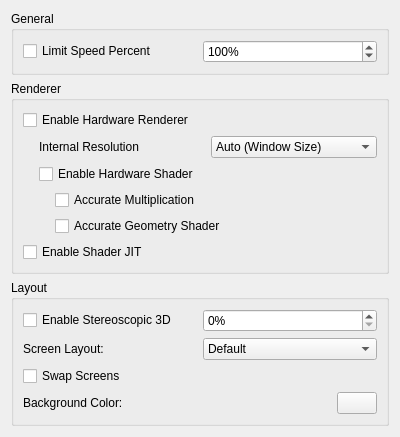
First picture: the form in src/citra_qt/configuration/configure_graphics.ui, repository dampih/citra-du, before the edit.
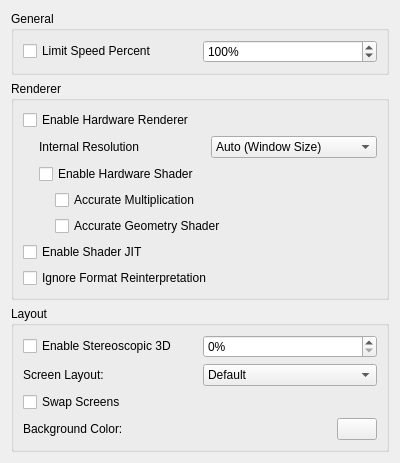
Second picture: the form after the edit.

Commit message: taken2009's ignore format reinterpretation

```diff
--- a/src/citra_qt/configuration/configure_graphics.ui
+++ b/src/citra_qt/configuration/configure_graphics.ui
@@ -212,6 +212,13 @@
         </property>
        </widget>
       </item>
+      <item>
+       <widget class="QCheckBox" name="toggle_format_reinterpret_hack">
+        <property name="text">
+         <string>Ignore Format Reinterpretation</string>
+        </property>
+       </widget>
+      </item>
      </layout>
     </widget>
    </item>
```
The commit also changes 9 other files.
